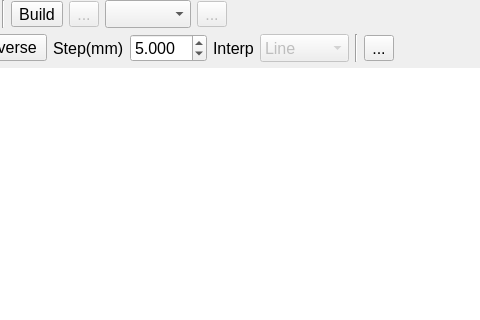
This is source/wnd/ui/motionedit.ui in ww4u/megarobostudio as Qt 5 draws it before an edit; both pictures show x 209 to 689 and y 0 to 320 of the 689 by 410 pixel window. The edited form follows.
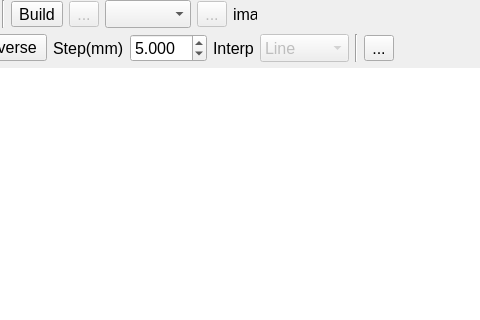
This is the edited form. Icons and pictures are not drawn.

Patch:
```diff
--- a/source/wnd/ui/motionedit.ui
+++ b/source/wnd/ui/motionedit.ui
@@ -233,6 +233,22 @@
        </property>
       </widget>
      </item>
+     <item>
+      <widget class="QLabel" name="labelIcon">
+       <property name="maximumSize">
+        <size>
+         <width>24</width>
+         <height>24</height>
+        </size>
+       </property>
+       <property name="text">
+        <string>image</string>
+       </property>
+       <property name="scaledContents">
+        <bool>true</bool>
+       </property>
+      </widget>
+     </item>
      <item>
       <spacer name="horizontalSpacer">
        <property name="orientation">
```
